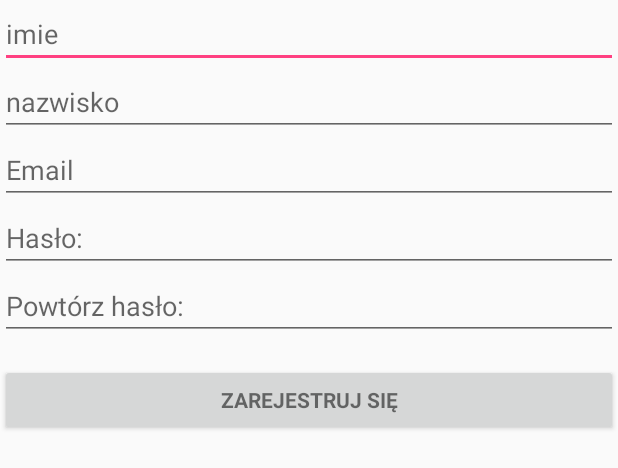
After one commit to MichalSzkibiel/ZTMPK, an Android app: the layout register_activity.xml on its own in the app's theme, with its tools: preview values and no code run, on a phone screen of 412 x 824 dp. The commit adds this screen. Shown: the top 468 px of the screen. Run offline under Robolectric (Android 15) with nearby library versions, the phone set to English and light mode, and no system bars.

Commit message:
Obrazki i rejestracja
Dodanie obrazków Autobusów i Tramwajów do rysowania ich pozycji na mapie zamiast markerów. Utworzyłem też ekran do Rejestracji- skopiowałem z Gry Terenowej, ale usunąłem Nicka (bo pewnie nie potrzebny).

```diff
--- a/app/src/main/java/com/apackage/ztmpk/MyMap.java
+++ b/app/src/main/java/com/apackage/ztmpk/MyMap.java
@@ -78,8 +78,9 @@ public class MyMap implements OnMapReadyCallback, GoogleMap.OnMarkerClickListene
     }
 
 
-    public Activity getCurrent_activity(){
+    public Activity getCurrent_activity() {
         return current_activity;
+    }
 
     @Override
     public boolean onMarkerClick(Marker marker) {
--- /dev/null
+++ b/app/src/main/res/drawable/ic_bus.xml
@@ -0,0 +1,8 @@
+<vector android:height="24dp" android:viewportHeight="416.0"
+    android:viewportWidth="416.0" android:width="24dp" xmlns:android="http://schemas.android.com/apk/res/android">
+    <path android:fillColor="#006DF0" android:pathData="M328,0H88C66,0 48,18 48,40v288c0,12.4 6.8,22.8 16.4,30c0,0.4 -0.4,1.2 -0.4,2v28c0,15.6 12.4,28 28,28h8c15.6,0 28,-12.4 28,-28v-20h160v20c0,15.6 12.4,28 28,28h8c15.6,0 28,-12.4 28,-28v-28c9.6,-7.2 16,-18.8 16,-32V40C368,18 350,0 328,0zM112,388c0,6.8 -5.2,12 -12,12h-8c-6.8,0 -12,-5.2 -12,-12v-22c4,1.2 8,2 12,2h20V388zM336,388c0,6.8 -5.2,12 -12,12h-8c-6.8,0 -12,-5.2 -12,-12v-20h24c2.8,0 5.6,-0.4 8,-0.8V388zM352,328c0,13.2 -10.8,24 -24,24H92c-12.8,0 -28,-10.8 -28,-24v-72h288V328zM352,240H64V80h288V240zM352,64H64V40c0,-13.2 10.8,-24 24,-24h240c13.2,0 24,10.8 24,24V64z"/>
+    <path android:fillColor="#006DF0" android:pathData="M192,32h-52c-4.4,0 -8,3.6 -8,8s3.6,8 8,8h52c4.4,0 8,-3.6 8,-8S196.4,32 192,32z"/>
+    <path android:fillColor="#006DF0" android:pathData="M240,32h-12c-4.4,0 -8,3.6 -8,8s3.6,8 8,8h12c4.4,0 8,-3.6 8,-8S244.4,32 240,32z"/>
+    <path android:fillColor="#006DF0" android:pathData="M108,324c13.2,0 24,-10.8 24,-24s-10.8,-24 -24,-24s-24,10.8 -24,24S94.8,324 108,324zM108,292c4.4,0 8,3.6 8,8c0,4.4 -3.6,8 -8,8c-4.4,0 -8,-3.6 -8,-8C100,295.6 103.6,292 108,292z"/>
+    <path android:fillColor="#006DF0" android:pathData="M308,324c13.2,0 24,-10.8 24,-24s-10.8,-24 -24,-24s-24,10.8 -24,24S294.8,324 308,324zM308,292c4.4,0 8,3.6 8,8c0,4.4 -3.6,8 -8,8c-4.4,0 -8,-3.6 -8,-8C300,295.6 303.6,292 308,292z"/>
+</vector>
--- /dev/null
+++ b/app/src/main/res/drawable/ic_tram.xml
@@ -0,0 +1,12 @@
+<vector android:height="24dp" android:viewportHeight="512.038"
+    android:viewportWidth="512.038" android:width="24dp" xmlns:android="http://schemas.android.com/apk/res/android">
+    <path android:fillColor="#D80027" android:pathData="M349.9,59.7h-63.9l18.3,-42.7h17.3c15.9,-0 31.1,6.3 42.2,17.5l5.6,5.6c3.3,3.3 8.7,3.3 12,-0c3.3,-3.3 3.3,-8.7 0,-12l-5.6,-5.6C361.5,8 342,-0.1 321.6,0H190.4c-20.4,-0.1 -39.9,8 -54.3,22.5l-5.6,5.6c-3.3,3.3 -3.3,8.7 0,12c3.3,3.3 8.7,3.3 12,0l5.6,-5.6c11.2,-11.2 26.4,-17.5 42.2,-17.5h17.3l18.3,42.7h-63.9c-23.6,0 -42.6,19.1 -42.7,42.7v324.3c0,23.6 19.1,42.6 42.7,42.7h5l-28.1,28.1c-2.2,2.2 -3,5.3 -2.3,8.3c0.8,3 3.1,5.3 6.1,6.1s6.1,-0.1 8.3,-2.3l40.2,-40.2h129.5l40.2,40.2c3.3,3.3 8.7,3.3 12,-0c3.3,-3.3 3.3,-8.7 0,-12l-28.1,-28.1h5c23.6,-0 42.6,-19.1 42.7,-42.7V102.4C392.5,78.8 373.4,59.8 349.9,59.7zM285.7,17.1l-18.3,42.7h-22.9l-18.3,-42.7H285.7zM136.6,179.2h110.9v102.4H136.6V179.2zM375.5,426.7c-0,14.1 -11.5,25.6 -25.6,25.6H162.2c-14.1,-0 -25.6,-11.5 -25.6,-25.6v-128h238.9V426.7zM375.5,281.6H264.6V179.2h110.9V281.6zM375.5,162.1H136.6V102.4c0,-14.1 11.5,-25.6 25.6,-25.6h76.8l0,0l0,-0h34.1l0,0l0,-0h76.8c14.1,0 25.6,11.5 25.6,25.6V162.1z"/>
+    <path android:fillColor="#D80027" android:pathData="M179.2,435.2h153.6c14.1,-0 25.6,-11.5 25.6,-25.6v-17.1c0,-2.3 -0.9,-4.4 -2.5,-6c-1.6,-1.6 -3.8,-2.5 -6,-2.5H162.2c-2.3,-0 -4.4,0.9 -6,2.5c-1.6,1.6 -2.5,3.8 -2.5,6V409.6C153.6,423.7 165.1,435.2 179.2,435.2zM170.7,401.1h170.7v8.5c-0,4.7 -3.8,8.5 -8.5,8.5h-153.6c-4.7,-0 -8.5,-3.8 -8.5,-8.5V401.1z"/>
+    <path android:fillColor="#D80027" android:pathData="M179.2,366.9c14.1,0 25.6,-11.5 25.6,-25.6c0,-14.1 -11.5,-25.6 -25.6,-25.6s-25.6,11.5 -25.6,25.6C153.6,355.5 165.1,366.9 179.2,366.9zM179.2,332.8c4.7,0 8.5,3.8 8.5,8.5s-3.8,8.5 -8.5,8.5s-8.5,-3.8 -8.5,-8.5C170.7,336.6 174.5,332.8 179.2,332.8z"/>
+    <path android:fillColor="#D80027" android:pathData="M332.8,366.9c14.1,0 25.6,-11.5 25.6,-25.6c-0,-14.1 -11.5,-25.6 -25.6,-25.6c-14.1,0 -25.6,11.5 -25.6,25.6C307.2,355.5 318.7,366.9 332.8,366.9zM332.8,332.8c4.7,0 8.5,3.8 8.5,8.5c-0,4.7 -3.8,8.5 -8.5,8.5c-4.7,0 -8.5,-3.8 -8.5,-8.5S328.1,332.8 332.8,332.8z"/>
+    <path android:fillColor="#D80027" android:pathData="M324.3,93.9H187.8c-14.1,0 -25.6,11.5 -25.6,25.6s11.5,25.6 25.6,25.6h136.5c14.1,0 25.6,-11.5 25.6,-25.6S338.4,93.9 324.3,93.9zM324.3,128H187.8c-4.7,0 -8.5,-3.8 -8.5,-8.5s3.8,-8.5 8.5,-8.5h136.5c4.7,0 8.5,3.8 8.5,8.5C332.8,124.2 329,128 324.3,128z"/>
+    <path android:fillColor="#D80027" android:pathData="M196.3,196.3h-25.6c-4.7,0 -8.5,3.8 -8.5,8.5s3.8,8.5 8.5,8.5h25.6c4.7,0 8.5,-3.8 8.5,-8.5S201,196.3 196.3,196.3z"/>
+    <path android:fillColor="#D80027" android:pathData="M225.1,196.9c-3.2,-1.3 -6.8,-0.6 -9.3,1.8c-0.8,0.8 -1.4,1.8 -1.8,2.8c-0.9,2.1 -0.9,4.4 0,6.5c0.4,1 1,2 1.8,2.8c1.6,1.6 3.8,2.4 6.1,2.5c1.1,-0 2.2,-0.2 3.2,-0.7c1,-0.4 2,-1 2.8,-1.8c0.8,-0.8 1.4,-1.8 1.8,-2.8c0.9,-2.1 0.9,-4.4 0,-6.5C229,199.4 227.3,197.7 225.1,196.9z"/>
+    <path android:fillColor="#D80027" android:pathData="M298.7,213.3h25.6c4.7,0 8.5,-3.8 8.5,-8.5s-3.8,-8.5 -8.5,-8.5h-25.6c-4.7,0 -8.5,3.8 -8.5,8.5S294,213.3 298.7,213.3z"/>
+    <path android:fillColor="#D80027" android:pathData="M343.8,210.9c0.4,0.4 0.8,0.7 1.3,1c0.5,0.3 1,0.6 1.5,0.8c0.5,0.2 1,0.4 1.5,0.5c0.6,0.1 1.1,0.2 1.7,0.2c2.3,-0 4.4,-0.9 6.1,-2.5c0.8,-0.8 1.4,-1.8 1.8,-2.8c0.9,-2.1 0.9,-4.4 0,-6.5c-0.4,-1 -1,-2 -1.8,-2.8c-2,-2 -5,-2.9 -7.8,-2.3c-0.5,0.1 -1.1,0.3 -1.5,0.5c-0.5,0.2 -1.1,0.4 -1.5,0.8c-0.4,0.3 -0.9,0.7 -1.3,1c-0.8,0.8 -1.4,1.8 -1.8,2.8c-0.9,2.1 -0.9,4.4 0,6.5C342.5,209.1 343.1,210 343.8,210.9z"/>
+</vector>
--- /dev/null
+++ b/app/src/main/res/layout/register_activity.xml
@@ -0,0 +1,67 @@
+<?xml version="1.0" encoding="utf-8"?>
+<LinearLayout xmlns:android="http://schemas.android.com/apk/res/android"
+    xmlns:tools="http://schemas.android.com/tools"
+    android:orientation="vertical"
+    android:layout_width="match_parent"
+    android:layout_height="match_parent"
+    tools:context=".RegisterActivity">
+
+        <EditText
+            android:id="@+id/name"
+            android:layout_width="match_parent"
+            android:layout_height="wrap_content"
+            android:hint="imie"
+            android:inputType="text"
+            android:maxLines="1"
+            android:singleLine="true" />
+        <EditText
+            android:id="@+id/surname"
+            android:layout_width="match_parent"
+            android:layout_height="wrap_content"
+            android:hint="nazwisko"
+            android:inputType="text"
+            android:maxLines="2"
+            android:singleLine="true"
+            android:orientation="vertical"/>
+        <EditText
+            android:id="@+id/email"
+            android:layout_width="match_parent"
+            android:layout_height="wrap_content"
+            android:hint="Email"
+            android:inputType="textEmailAddress"
+            android:maxLines="3"
+            android:singleLine="true" />
+
+        <EditText
+            android:id="@+id/password"
+            android:layout_width="match_parent"
+            android:layout_height="wrap_content"
+            android:hint="@string/password"
+            android:inputType="textPassword"
+            android:imeActionId="6"
+            android:imeActionLabel="@string/action_sign_in_short"
+            android:imeOptions="actionUnspecified"
+            android:maxLines="1"
+            android:singleLine="true"/>
+        <EditText
+            android:id="@+id/password_return"
+            android:layout_width="match_parent"
+            android:layout_height="wrap_content"
+            android:hint="@string/password_return"
+            android:inputType="textPassword"
+            android:imeActionId="6"
+            android:imeActionLabel="@string/action_sign_in_short"
+            android:imeOptions="actionUnspecified"
+            android:maxLines="1"
+            android:singleLine="true" />
+
+        <Button
+            android:id="@+id/register"
+            style="?android:textAppearanceSmall"
+            android:layout_width="match_parent"
+            android:layout_height="wrap_content"
+            android:layout_marginTop="16dp"
+            android:text="@string/register"
+            android:textStyle="bold" />
+
+</LinearLayout>
--- a/app/src/main/res/values/strings.xml
+++ b/app/src/main/res/values/strings.xml
@@ -5,6 +5,7 @@
     <string name="title_activity_stop">StopActivity</string>
     <string name="title_activity_bus">BusActivity</string>
     <string name="title_activity_notification">NotificationActivity</string>
+    <string name="action_sign_in_short">Zaloguj się</string>
 
     <!-- TODO: Remove or change this placeholder text -->
     <string name="hello_blank_fragment">Hello blank fragment</string>
@@ -20,4 +21,7 @@
     <string name="direct_stop">kierunek:</string>
     <string name="bus_stop">słupek Przystankowy:</string>
     <string name="ret_but">Powrót do głównego menu</string>
+    <string name="password">Hasło:</string>
+    <string name="password_return">Powtórz hasło:</string>
+    <string name="register">Zarejestruj się</string>
 </resources>
```
Also changed, not shown: 2 other files.
